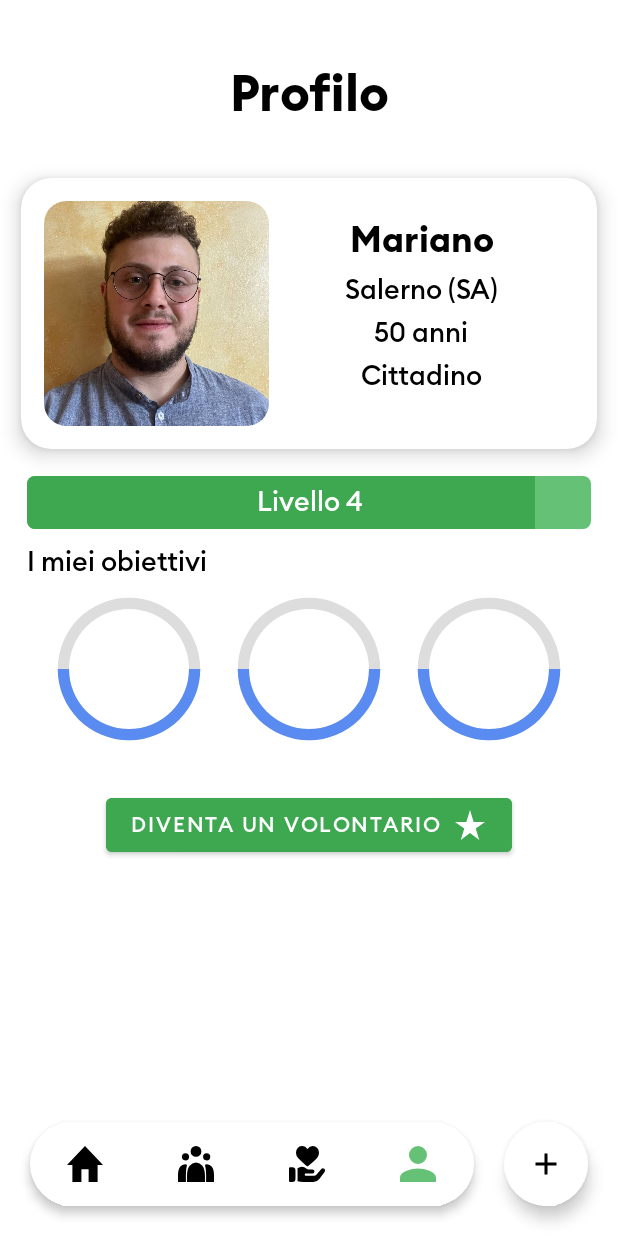
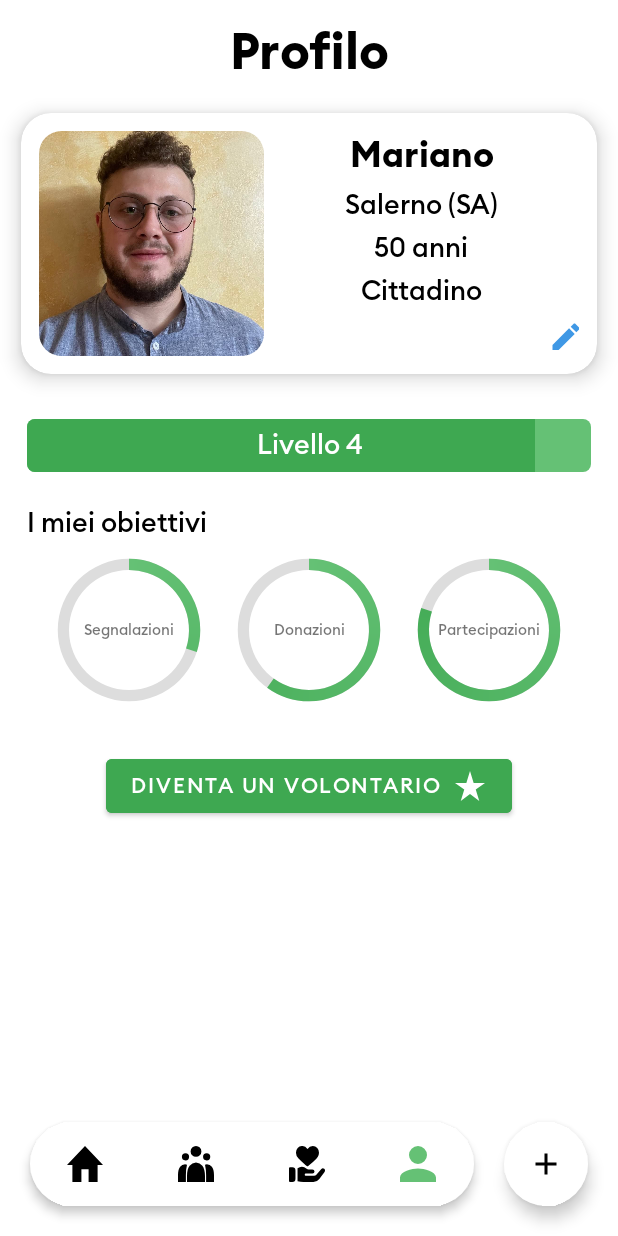
Before and after one commit to ssilvestri15/Gruppo1_ProjectGreen_IUM, an Android app: the screen it shows after launch (MainActivity), item 4 of the bottom bar chosen, on a phone screen of 412 x 824 dp. Run offline under Robolectric (Android 15) with nearby library versions, the phone set to English and light mode, and no system bars; libraries missing offline, so code that uses them is left out: org.imaginativeworld.whynotimagecarousel.

Commit message:
Update Profilo Start work to Donazioni

```diff
--- a/app/src/main/res/drawable/circle.xml
+++ b/app/src/main/res/drawable/circle.xml
@@ -5,15 +5,22 @@
             android:shape="ring"
             android:thicknessRatio="16"
             android:useLevel="false">
-            <solid android:color="#DDD"/>
+            <solid android:color="#DDD" />
         </shape>
     </item>
     <item>
-        <shape
-            android:shape="ring"
-            android:thicknessRatio="16"
-            android:useLevel="true">
-            <solid android:color="@color/blue_a200"/>
-        </shape>
+        <rotate
+            android:fromDegrees="270"
+            android:toDegrees="270">
+            <shape
+                android:shape="ring"
+                android:thicknessRatio="16"
+                android:useLevel="true">
+                <gradient
+                    android:startColor="#65c175"
+                    android:endColor="#3ea851"
+                    android:type="sweep"/>
+            </shape>
+        </rotate>
     </item>
 </layer-list>
--- /dev/null
+++ b/app/src/main/res/drawable/ic_edit_24.xml
@@ -0,0 +1,5 @@
+<vector android:height="24dp" android:tint="#3F98E5"
+    android:viewportHeight="24" android:viewportWidth="24"
+    android:width="24dp" xmlns:android="http://schemas.android.com/apk/res/android">
+    <path android:fillColor="@android:color/white" android:pathData="M3,17.25V21h3.75L17.81,9.94l-3.75,-3.75L3,17.25zM20.71,7.04c0.39,-0.39 0.39,-1.02 0,-1.41l-2.34,-2.34c-0.39,-0.39 -1.02,-0.39 -1.41,0l-1.83,1.83 3.75,3.75 1.83,-1.83z"/>
+</vector>
--- a/app/src/main/res/layout/fragment_donazioni.xml
+++ b/app/src/main/res/layout/fragment_donazioni.xml
@@ -1,5 +1,6 @@
 <?xml version="1.0" encoding="utf-8"?>
 <FrameLayout xmlns:android="http://schemas.android.com/apk/res/android"
+    xmlns:app="http://schemas.android.com/apk/res-auto"
     xmlns:tools="http://schemas.android.com/tools"
     android:layout_width="match_parent"
     android:layout_height="match_parent"
@@ -18,7 +19,43 @@
             android:textSize="34sp"
             android:textStyle="bold"
             android:gravity="center"
-            android:layout_margin="40dp"/>
+            android:layout_margin="12dp"/>
+
+        <com.google.android.material.card.MaterialCardView
+            android:layout_width="match_parent"
+            android:layout_height="wrap_content"
+            app:cardUseCompatPadding="true"
+            app:cardCornerRadius="20dp"
+            app:cardElevation="8dp">
+
+            <LinearLayout
+                android:id="@+id/l1"
+                android:layout_width="match_parent"
+                android:layout_height="wrap_content"
+                android:orientation="vertical"
+                android:padding="12dp">
+
+                <LinearLayout
+                    android:layout_width="match_parent"
+                    android:layout_height="wrap_content"
+                    android:orientation="horizontal">
+
+                    <TextView
+                        android:layout_width="wrap_content"
+                        android:layout_height="wrap_content"
+                        android:text="Associazione:"
+                        android:textSize="18dp"/>
+
+                    <Spinner
+                        android:id="@+id/spinnerAssociazioni"
+                        android:layout_width="wrap_content"
+                        android:layout_height="wrap_content"/>
+
+                </LinearLayout>
+
+            </LinearLayout>
+
+        </com.google.android.material.card.MaterialCardView>
 
         <androidx.recyclerview.widget.RecyclerView
             android:layout_width="match_parent"
--- a/app/src/main/res/layout/fragment_profile.xml
+++ b/app/src/main/res/layout/fragment_profile.xml
@@ -19,14 +19,9 @@
             android:textSize="34sp"
             android:textStyle="bold"
             android:gravity="center"
-            android:layout_marginTop="40dp"
-            android:layout_marginLeft="40dp"
-            android:layout_marginRight="40dp"
-            android:layout_marginBottom="15dp"
-          />
+            android:layout_marginTop="12dp"/>
 
         <com.google.android.material.card.MaterialCardView
-            android:id="@+id/contenitore1"
             android:layout_width="match_parent"
             android:layout_height="wrap_content"
             app:cardUseCompatPadding="true"
@@ -38,7 +33,7 @@
                 android:layout_width="match_parent"
                 android:layout_height="wrap_content"
                 android:orientation="horizontal"
-                android:padding="15dp">
+                android:padding="12dp">
 
                 <com.google.android.material.card.MaterialCardView
                     android:layout_width="wrap_content"
@@ -59,8 +54,7 @@
                 <LinearLayout
                     android:layout_width="match_parent"
                     android:layout_height="match_parent"
-                    android:orientation="vertical"
-                    android:layout_margin="10dp">
+                    android:orientation="vertical">
 
                     <TextView
                         android:id="@+id/nomeUtente"
@@ -102,6 +96,15 @@
                         android:textSize="18sp"
                         android:textColor="@color/black"/>
 
+                    <ImageButton
+                        android:id="@+id/btnEditIcon"
+                        android:layout_width="18dp"
+                        android:layout_height="18dp"
+                        android:layout_gravity="end"
+                        android:layout_marginTop="10dp"
+                        android:background="@color/white"
+                        android:src="@drawable/ic_edit_24" />
+
                 </LinearLayout>
 
             </LinearLayout>
@@ -110,7 +113,9 @@
 
         <androidx.constraintlayout.widget.ConstraintLayout
             android:layout_width="match_parent"
-            android:layout_height="wrap_content">
+            android:layout_height="wrap_content"
+            android:layout_marginTop="12dp"
+            android:layout_marginBottom="12dp">
 
             <ProgressBar
                 android:id="@+id/progressBarLevel"
@@ -145,10 +150,9 @@
             android:layout_height="wrap_content"
             android:layout_marginTop="10sp"
             android:text="I miei obiettivi"
-            android:layout_marginLeft="18sp"
+            android:layout_marginLeft="18dp"
             android:textSize="18sp"
-            android:textColor="@color/black"
-            />
+            android:textColor="@color/black"/>
 
         <LinearLayout
             android:layout_width="match_parent"
@@ -156,13 +160,37 @@
             android:orientation="horizontal"
             android:gravity="center">
 
+            <androidx.constraintlayout.widget.ConstraintLayout
+                android:layout_width="wrap_content"
+                android:layout_height="wrap_content">
+
                 <ProgressBar
                     android:id="@+id/progressSegnalazione"
                     android:layout_width="120dp"
                     android:layout_height="120dp"
                     android:progressDrawable="@drawable/circle"
                     android:indeterminateOnly="false"
-                android:progress="50"/>
+                    android:progress="30"
+                    app:layout_constraintBottom_toBottomOf="parent"
+                    app:layout_constraintLeft_toLeftOf="parent"
+                    app:layout_constraintRight_toRightOf="parent"
+                    app:layout_constraintTop_toTopOf="parent"/>
+
+                <TextView
+                    android:layout_width="wrap_content"
+                    android:layout_height="wrap_content"
+                    android:text="Segnalazioni"
+                    android:textSize="10dp"
+                    app:layout_constraintBottom_toBottomOf="@+id/progressSegnalazione"
+                    app:layout_constraintEnd_toEndOf="@+id/progressSegnalazione"
+                    app:layout_constraintStart_toStartOf="@+id/progressSegnalazione"
+                    app:layout_constraintTop_toTopOf="@+id/progressSegnalazione"/>
+
+            </androidx.constraintlayout.widget.ConstraintLayout>
+
+            <androidx.constraintlayout.widget.ConstraintLayout
+                android:layout_width="wrap_content"
+                android:layout_height="wrap_content">
 
                 <ProgressBar
                     android:id="@+id/progressDonazione"
@@ -170,7 +198,27 @@
                     android:layout_height="120dp"
                     android:progressDrawable="@drawable/circle"
                     android:indeterminateOnly="false"
-                android:progress="50"/>
+                    android:progress="60"
+                    app:layout_constraintBottom_toBottomOf="parent"
+                    app:layout_constraintLeft_toLeftOf="parent"
+                    app:layout_constraintRight_toRightOf="parent"
+                    app:layout_constraintTop_toTopOf="parent"/>
+
+                <TextView
+                    android:layout_width="wrap_content"
+                    android:layout_height="wrap_content"
+                    android:text="Donazioni"
+                    android:textSize="10dp"
+                    app:layout_constraintBottom_toBottomOf="@+id/progressDonazione"
+                    app:layout_constraintEnd_toEndOf="@+id/progressDonazione"
+                    app:layout_constraintStart_toStartOf="@+id/progressDonazione"
+                    app:layout_constraintTop_toTopOf="@+id/progressDonazione"/>
+
+            </androidx.constraintlayout.widget.ConstraintLayout>
+
+            <androidx.constraintlayout.widget.ConstraintLayout
+                android:layout_width="wrap_content"
+                android:layout_height="wrap_content">
 
                 <ProgressBar
                     android:id="@+id/progressPartecipazione"
@@ -178,7 +226,23 @@
                     android:layout_height="120dp"
                     android:progressDrawable="@drawable/circle"
                     android:indeterminateOnly="false"
-                android:progress="50"/>
+                    android:progress="80"
+                    app:layout_constraintBottom_toBottomOf="parent"
+                    app:layout_constraintLeft_toLeftOf="parent"
+                    app:layout_constraintRight_toRightOf="parent"
+                    app:layout_constraintTop_toTopOf="parent"/>
+
+                <TextView
+                    android:layout_width="wrap_content"
+                    android:layout_height="wrap_content"
+                    android:text="Partecipazioni"
+                    android:textSize="10dp"
+                    app:layout_constraintBottom_toBottomOf="@+id/progressPartecipazione"
+                    app:layout_constraintEnd_toEndOf="@+id/progressPartecipazione"
+                    app:layout_constraintStart_toStartOf="@+id/progressPartecipazione"
+                    app:layout_constraintTop_toTopOf="@+id/progressPartecipazione"/>
+
+            </androidx.constraintlayout.widget.ConstraintLayout>
 
         </LinearLayout>
 
--- a/app/src/main/res/values/strings.xml
+++ b/app/src/main/res/values/strings.xml
@@ -2,4 +2,10 @@
     <string name="app_name">ProjectGreen</string>
     <!-- TODO: Remove or change this placeholder text -->
     <string name="hello_blank_fragment">Hello blank fragment</string>
+
+    <string-array name="associazioni">
+        <item>Legambiente</item>
+        <item>Viva la natura</item>
+        <item>Mondo amico</item>
+    </string-array>
 </resources>
```
Lines whose indentation alone changed are shown as unchanged.
